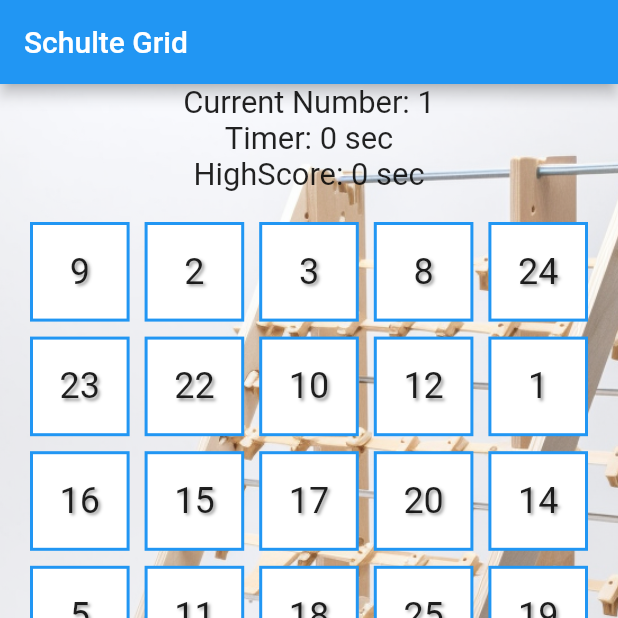
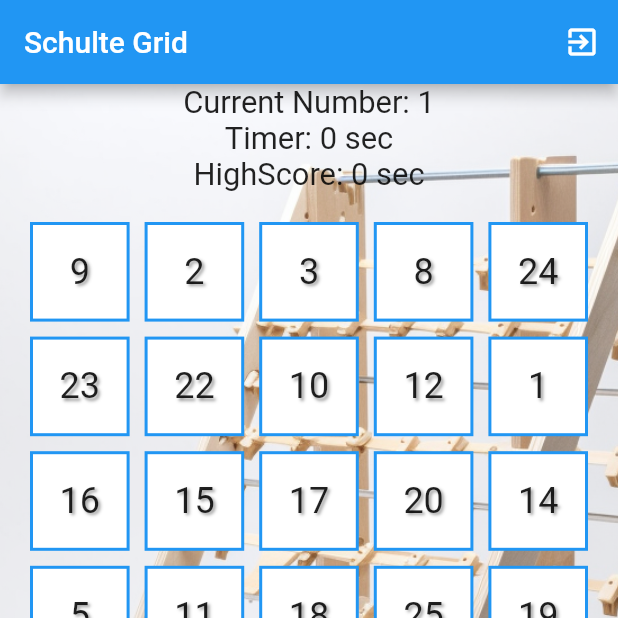
Before and after one commit to netcaster1/memorytrainer, a Flutter app: the SchulteGrid screen opened directly, after a tap on an icon or button, on a phone screen of 412 x 824 dp, the top half of it. Run offline on Flutter 3.47's test engine with Material 2 defaults, Android fonts, the phone set to English and light mode, and no system bars; our stand-ins replace shared_preferences, vibration; accounts and stored records are empty.

Commit message:
make sure whole schulter grid will be shown in screen

```diff
--- a/lib/main.dart
+++ b/lib/main.dart
@@ -760,19 +760,33 @@ class _SchulteGridState extends State<SchulteGrid> {
   Widget build(BuildContext context) {
     double fontSize = MediaQuery.of(context).size.width * 0.05;
     double buttonWidth = MediaQuery.of(context).size.width * 0.8;
+//    double screenSize = MediaQuery.of(context).size.shortestSide;
+//    double itemSize = (screenSize - 20.0 - (4 * 10.0)) / 5.0;
 
     return Scaffold(
       appBar: AppBar(
+        automaticallyImplyLeading: false,
         title: const Text('Schulte Grid'),
+        actions: [
+          IconButton(
+            icon: const Icon(Icons.exit_to_app),
+            onPressed: () async {
+              SystemNavigator.pop();
+            },
+          ),
+        ],
       ),
       body: Container(
+        alignment: Alignment.center,
         decoration: const BoxDecoration(
           image: DecorationImage(
             image: AssetImage("images/brain5.png"),
             fit: BoxFit.cover,
           ),
         ),
+        child: Center(
           child: Column(
+            mainAxisAlignment: MainAxisAlignment.center,
             children: <Widget>[
               Text(
                 'Current Number: $currentNumber',
@@ -787,11 +801,17 @@ class _SchulteGridState extends State<SchulteGrid> {
                 style: TextStyle(fontSize: fontSize),
               ),
               Expanded(
+                child: AspectRatio(
+                  aspectRatio: 1.0,
                   child: GridView.builder(
                     padding: const EdgeInsets.all(20.0),
                     itemCount: numbers.length,
                     gridDelegate: const SliverGridDelegateWithFixedCrossAxisCount(
-                    crossAxisCount: 5, mainAxisSpacing: 10.0, crossAxisSpacing: 10.0),
+                      crossAxisCount: 5,
+                      mainAxisSpacing: 10.0,
+                      crossAxisSpacing: 10.0,
+                      childAspectRatio: 1.0,
+                    ),
                     itemBuilder: (context, index) {
                       return InkWell(
                         onTap: () => onTap(index),
@@ -825,6 +845,7 @@ class _SchulteGridState extends State<SchulteGrid> {
                     },
                   ),
                 ),
+              ),
               SizedBox(
                 width: buttonWidth,
                 child: ElevatedButton(
@@ -843,6 +864,7 @@ class _SchulteGridState extends State<SchulteGrid> {
             ],
           ),
         ),
+      ),
     );
   }
 }
```
Lines whose indentation alone changed are shown as unchanged.
